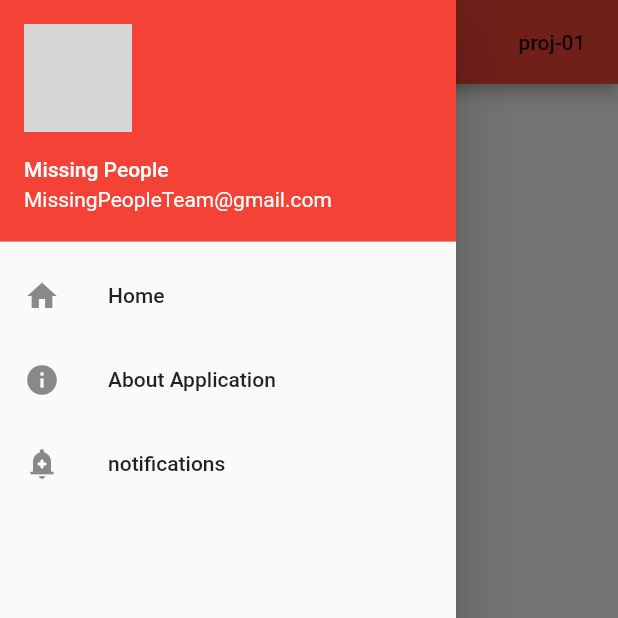
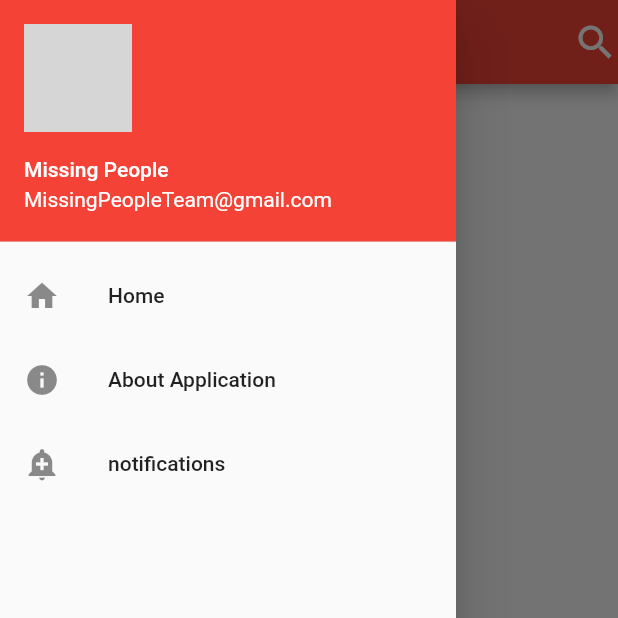
Before and after one commit to janaelkari/Missing-People-App, a Flutter app: the screen it shows after launch, with the side drawer open, on a phone screen of 412 x 824 dp, the top half of it. Run offline on Flutter 3.47's test engine with Material 2 defaults, Android fonts, the phone set to English and light mode, and no system bars; network calls fail; grey boxes are pictures that could not be loaded.

Commit message:
AppBar + justify

```diff
--- a/lib/about_screen.dart
+++ b/lib/about_screen.dart
@@ -22,9 +22,11 @@ class _AboutScreenState extends State<AboutScreen> {
 
         new Text(
           ' The main problem is that many people go missing or lost for unknown reasons in various Lebanese districts.This apps role is to spread information about the missing people through connections between seekers and trackers which raises the probability of finding the missing person.',
+          textAlign: TextAlign.justify,
           style: TextStyle(
             color: Colors.red,
             fontSize: 25,
+
           ),
 
         ),
--- a/lib/main.dart
+++ b/lib/main.dart
@@ -37,7 +37,7 @@ class MyApp extends StatelessWidget {
         // This makes the visual density adapt to the platform that you run
         // the app on. For desktop platforms, the controls will be smaller and
         // closer together (more dense) than on mobile platforms.
-        visualDensity: VisualDensity.adaptivePlatformDensity,
+        //visualDensity: VisualDensity.adaptivePlatformDensity,
       ),
       home: MyHomePage(title: "Missing People"),
     );
@@ -79,8 +79,17 @@ class _MyHomePageState extends State<MyHomePage> {
 
         // Here we take the value from the MyHomePage object that was created by
         // the App.build method, and use it to set our appbar title.
-        title: Text(widget.title),
-        actions: [FlatButton(onPressed: () {}, child: Text("proj-01"))],
+
+          title: Center(
+            child: Text('Missing People'),
+        ),
+
+        actions: [Icon(
+            Icons.search,
+            size: 30.0,
+            color: Colors.white,
+        ),
+        ],
       ),
       drawer: Drawer(
         child: ListView(
@@ -110,7 +119,7 @@ class _MyHomePageState extends State<MyHomePage> {
             ),
 
             ListTile(
-              leading: Icon(Icons.add_alert_rounded),
+              leading: Icon(Icons.add_alert),
               title: Text("notifications"),
               onTap: () {
                 Navigator.of(context).pushNamed("/contact");
```
Also changed, not shown: pubspec.lock, 1 other file.
